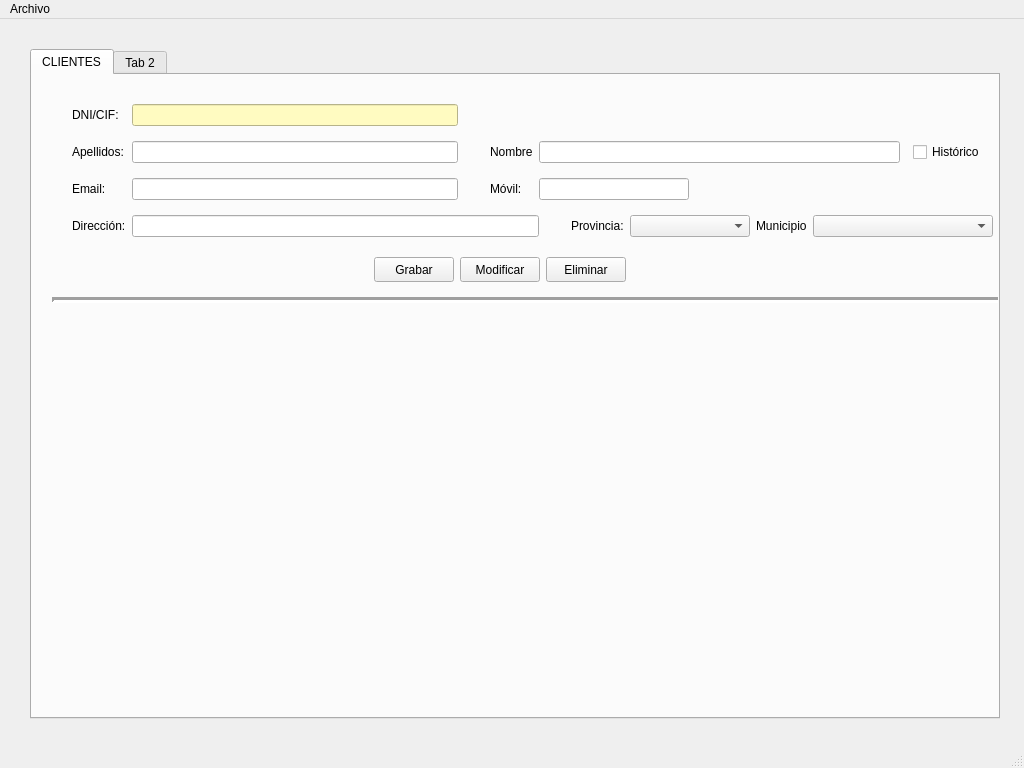
Before: the Qt Designer form venPrincipal.ui in DavBaquero/Proyecto-DI, drawn with Qt 5.
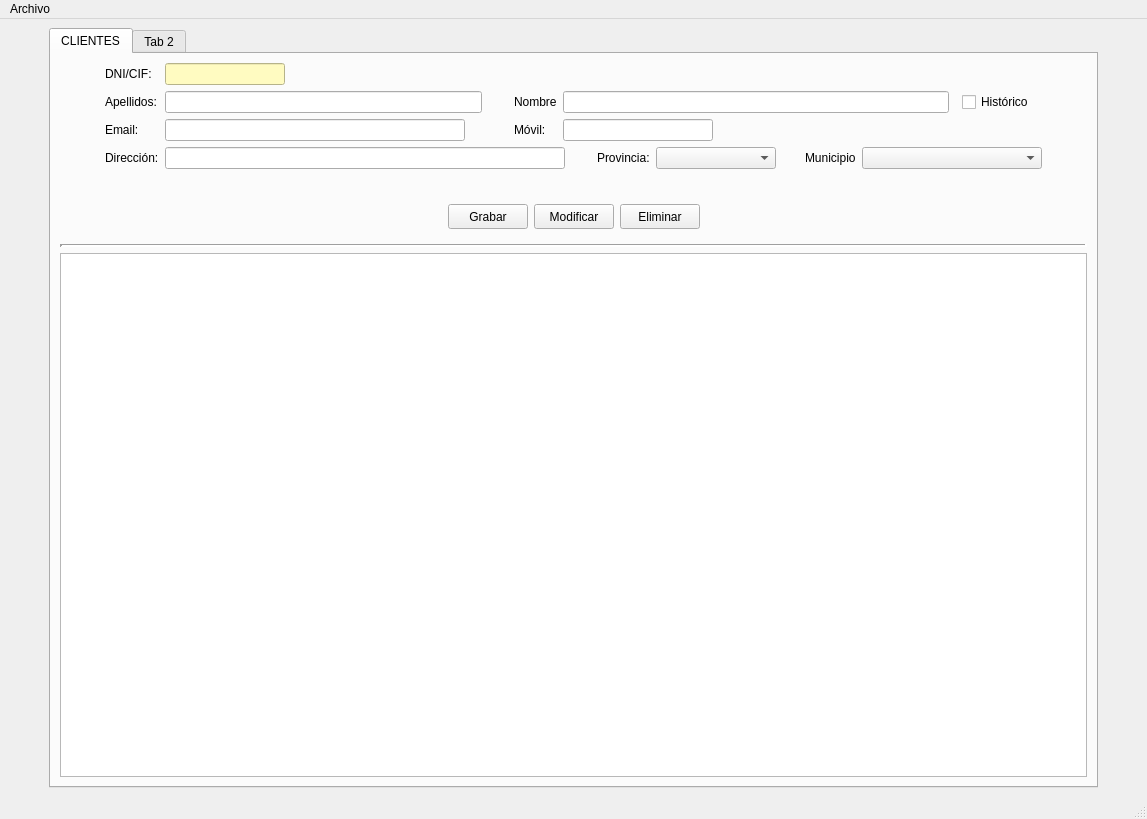
After: the same form once the commit is applied. Icons and pictures are not drawn.

Commit message: 🔧 Feat : add logo, create windows exit

Diff of the .ui file:
```diff
--- a/venPrincipal.ui
+++ b/venPrincipal.ui
@@ -6,8 +6,8 @@
    <rect>
     <x>0</x>
     <y>0</y>
-    <width>1024</width>
-    <height>768</height>
+    <width>1147</width>
+    <height>819</height>
    </rect>
   </property>
   <property name="sizePolicy">
@@ -28,16 +28,19 @@
   <property name="layoutDirection">
    <enum>Qt::LeftToRight</enum>
   </property>
+  <property name="iconSize">
+   <size>
+    <width>30</width>
+    <height>30</height>
+   </size>
+  </property>
+  <property name="toolButtonStyle">
+   <enum>Qt::ToolButtonIconOnly</enum>
+  </property>
   <widget class="QWidget" name="centralwidget">
+   <layout class="QGridLayout" name="gridLayout_2">
+    <item row="0" column="1">
    <widget class="QTabWidget" name="panPrincipal">
-    <property name="geometry">
-     <rect>
-      <x>30</x>
-      <y>30</y>
-      <width>970</width>
-      <height>670</height>
-     </rect>
-    </property>
     <property name="sizePolicy">
      <sizepolicy hsizetype="Ignored" vsizetype="Ignored">
       <horstretch>0</horstretch>
@@ -46,8 +49,8 @@
     </property>
     <property name="minimumSize">
      <size>
-      <width>970</width>
-      <height>670</height>
+        <width>0</width>
+        <height>0</height>
      </size>
     </property>
     <property name="layoutDirection">
@@ -60,142 +63,45 @@
      <attribute name="title">
       <string>CLIENTES</string>
      </attribute>
-     <widget class="Line" name="line">
-      <property name="geometry">
-       <rect>
-        <x>20</x>
-        <y>210</y>
-        <width>1000</width>
-        <height>31</height>
-       </rect>
-      </property>
-      <property name="lineWidth">
-       <number>3</number>
-      </property>
-      <property name="orientation">
-       <enum>Qt::Horizontal</enum>
-      </property>
-     </widget>
-     <widget class="QWidget" name="">
-      <property name="geometry">
-       <rect>
-        <x>342</x>
-        <y>181</y>
-        <width>254</width>
-        <height>27</height>
-       </rect>
-      </property>
-      <layout class="QHBoxLayout" name="horizontalLayout">
+       <layout class="QVBoxLayout" name="verticalLayout">
        <item>
-        <widget class="QPushButton" name="btnGrabarcli">
-         <property name="minimumSize">
-          <size>
-           <width>80</width>
-           <height>25</height>
-          </size>
-         </property>
-         <property name="maximumSize">
-          <size>
-           <width>80</width>
-           <height>25</height>
-          </size>
-         </property>
-         <property name="text">
-          <string>Grabar</string>
-         </property>
-        </widget>
-       </item>
-       <item>
-        <widget class="QPushButton" name="btnModificli">
-         <property name="minimumSize">
-          <size>
-           <width>80</width>
-           <height>25</height>
-          </size>
-         </property>
-         <property name="maximumSize">
-          <size>
-           <width>80</width>
-           <height>25</height>
-          </size>
-         </property>
-         <property name="text">
-          <string>Modificar</string>
-         </property>
-        </widget>
-       </item>
-       <item>
-        <widget class="QPushButton" name="btnEliminarcli">
-         <property name="minimumSize">
-          <size>
-           <width>80</width>
-           <height>25</height>
-          </size>
-         </property>
-         <property name="maximumSize">
-          <size>
-           <width>80</width>
-           <height>25</height>
-          </size>
-         </property>
-         <property name="text">
-          <string>Eliminar</string>
-         </property>
-        </widget>
-       </item>
-      </layout>
-     </widget>
-     <widget class="QWidget" name="">
-      <property name="geometry">
-       <rect>
-        <x>40</x>
-        <y>20</y>
-        <width>921</width>
-        <height>151</height>
-       </rect>
-      </property>
+         <layout class="QGridLayout" name="gridLayout_3">
+          <item row="0" column="0">
       <layout class="QGridLayout" name="gridLayout">
-       <item row="3" column="5">
-        <spacer name="horizontalSpacer_3">
+            <property name="sizeConstraint">
+             <enum>QLayout::SetMinAndMaxSize</enum>
+            </property>
+            <item row="0" column="0" rowspan="4">
+             <spacer name="horizontalSpacer_11">
          <property name="orientation">
           <enum>Qt::Horizontal</enum>
          </property>
          <property name="sizeType">
-          <enum>QSizePolicy::Fixed</enum>
+               <enum>QSizePolicy::Expanding</enum>
          </property>
          <property name="sizeHint" stdset="0">
           <size>
-           <width>20</width>
+                <width>40</width>
            <height>20</height>
           </size>
          </property>
         </spacer>
        </item>
-       <item row="0" column="0">
+            <item row="0" column="1">
         <widget class="QLabel" name="lblDnicli">
          <property name="text">
           <string>DNI/CIF:</string>
          </property>
         </widget>
        </item>
-       <item row="1" column="2">
-        <spacer name="horizontalSpacer">
-         <property name="orientation">
-          <enum>Qt::Horizontal</enum>
-         </property>
-         <property name="sizeType">
-          <enum>QSizePolicy::Fixed</enum>
-         </property>
-         <property name="sizeHint" stdset="0">
-          <size>
-           <width>20</width>
-           <height>20</height>
-          </size>
-         </property>
-        </spacer>
-       </item>
-       <item row="2" column="1">
+            <item row="2" column="2">
         <widget class="QLineEdit" name="txtEmailcli">
+              <property name="sizePolicy">
+               <sizepolicy hsizetype="Fixed" vsizetype="Fixed">
+                <horstretch>0</horstretch>
+                <verstretch>0</verstretch>
+               </sizepolicy>
+              </property>
          <property name="minimumSize">
           <size>
            <width>300</width>
@@ -204,28 +110,101 @@
          </property>
         </widget>
        </item>
-       <item row="1" column="3">
-        <widget class="QLabel" name="lblNomcli">
-         <property name="text">
-          <string>Nombre</string>
-         </property>
-        </widget>
-       </item>
-       <item row="2" column="3">
+            <item row="2" column="4">
         <widget class="QLabel" name="lblMovilcli">
          <property name="text">
           <string>Móvil:</string>
          </property>
         </widget>
        </item>
-       <item row="3" column="0">
+            <item row="1" column="2">
+             <widget class="QLineEdit" name="txtApelcli">
+              <property name="minimumSize">
+               <size>
+                <width>300</width>
+                <height>0</height>
+               </size>
+              </property>
+              <property name="maximumSize">
+               <size>
+                <width>400</width>
+                <height>16777215</height>
+               </size>
+              </property>
+             </widget>
+            </item>
+            <item row="1" column="5" colspan="7">
+             <widget class="QLineEdit" name="txtNomcli">
+              <property name="minimumSize">
+               <size>
+                <width>300</width>
+                <height>0</height>
+               </size>
+              </property>
+              <property name="maximumSize">
+               <size>
+                <width>450</width>
+                <height>16777215</height>
+               </size>
+              </property>
+             </widget>
+            </item>
+            <item row="2" column="3">
+             <spacer name="horizontalSpacer_2">
+              <property name="orientation">
+               <enum>Qt::Horizontal</enum>
+              </property>
+              <property name="sizeType">
+               <enum>QSizePolicy::Fixed</enum>
+              </property>
+              <property name="sizeHint" stdset="0">
+               <size>
+                <width>20</width>
+                <height>20</height>
+               </size>
+              </property>
+             </spacer>
+            </item>
+            <item row="3" column="1">
         <widget class="QLabel" name="lblDircli">
          <property name="text">
           <string>Dirección:</string>
          </property>
         </widget>
        </item>
-       <item row="3" column="1" colspan="4">
+            <item row="1" column="3">
+             <spacer name="horizontalSpacer">
+              <property name="orientation">
+               <enum>Qt::Horizontal</enum>
+              </property>
+              <property name="sizeType">
+               <enum>QSizePolicy::Fixed</enum>
+              </property>
+              <property name="sizeHint" stdset="0">
+               <size>
+                <width>20</width>
+                <height>20</height>
+               </size>
+              </property>
+             </spacer>
+            </item>
+            <item row="2" column="5" colspan="4">
+             <widget class="QLineEdit" name="txtMovilcli">
+              <property name="minimumSize">
+               <size>
+                <width>150</width>
+                <height>0</height>
+               </size>
+              </property>
+              <property name="maximumSize">
+               <size>
+                <width>150</width>
+                <height>16777215</height>
+               </size>
+              </property>
+             </widget>
+            </item>
+            <item row="3" column="2" colspan="4">
         <widget class="QLineEdit" name="txtDircli">
          <property name="minimumSize">
           <size>
@@ -236,20 +215,95 @@
         </widget>
        </item>
        <item row="3" column="6">
+             <spacer name="horizontalSpacer_3">
+              <property name="orientation">
+               <enum>Qt::Horizontal</enum>
+              </property>
+              <property name="sizeType">
+               <enum>QSizePolicy::Fixed</enum>
+              </property>
+              <property name="sizeHint" stdset="0">
+               <size>
+                <width>20</width>
+                <height>20</height>
+               </size>
+              </property>
+             </spacer>
+            </item>
+            <item row="0" column="2">
+             <widget class="QLineEdit" name="txtDnicli">
+              <property name="sizePolicy">
+               <sizepolicy hsizetype="Fixed" vsizetype="Fixed">
+                <horstretch>0</horstretch>
+                <verstretch>0</verstretch>
+               </sizepolicy>
+              </property>
+              <property name="minimumSize">
+               <size>
+                <width>120</width>
+                <height>0</height>
+               </size>
+              </property>
+              <property name="styleSheet">
+               <string notr="true">background-color: rgb(255, 251, 193);</string>
+              </property>
+             </widget>
+            </item>
+            <item row="3" column="7">
         <widget class="QLabel" name="lblProvcli">
          <property name="text">
           <string>Provincia:</string>
          </property>
         </widget>
        </item>
+            <item row="1" column="12" alignment="Qt::AlignHCenter|Qt::AlignVCenter">
+             <widget class="QCheckBox" name="chkHisoriacli">
+              <property name="text">
+               <string>Histórico</string>
+              </property>
+             </widget>
+            </item>
+            <item row="1" column="4">
+             <widget class="QLabel" name="lblNomcli">
+              <property name="text">
+               <string>Nombre</string>
+              </property>
+             </widget>
+            </item>
        <item row="3" column="8">
+             <widget class="QComboBox" name="cmbProvcli">
+              <property name="minimumSize">
+               <size>
+                <width>120</width>
+                <height>0</height>
+               </size>
+              </property>
+             </widget>
+            </item>
+            <item row="3" column="9">
+             <spacer name="horizontalSpacer_4">
+              <property name="orientation">
+               <enum>Qt::Horizontal</enum>
+              </property>
+              <property name="sizeType">
+               <enum>QSizePolicy::Fixed</enum>
+              </property>
+              <property name="sizeHint" stdset="0">
+               <size>
+                <width>17</width>
+                <height>20</height>
+               </size>
+              </property>
+             </spacer>
+            </item>
+            <item row="3" column="10">
         <widget class="QLabel" name="lblMunicli">
          <property name="text">
           <string>Municipio</string>
          </property>
         </widget>
        </item>
-       <item row="3" column="9" colspan="2">
+            <item row="3" column="11" colspan="2">
         <widget class="QComboBox" name="cmbMunicli">
          <property name="minimumSize">
           <size>
@@ -259,90 +313,134 @@
          </property>
         </widget>
        </item>
-       <item row="3" column="7">
-        <widget class="QComboBox" name="cmbProvcli">
-         <property name="minimumSize">
-          <size>
-           <width>120</width>
-           <height>0</height>
-          </size>
-         </property>
-        </widget>
-       </item>
        <item row="1" column="1">
-        <widget class="QLineEdit" name="txtApelcli">
-         <property name="minimumSize">
-          <size>
-           <width>300</width>
-           <height>0</height>
-          </size>
-         </property>
-        </widget>
-       </item>
-       <item row="1" column="10" alignment="Qt::AlignHCenter|Qt::AlignVCenter">
-        <widget class="QCheckBox" name="chkHisoriacli">
+             <widget class="QLabel" name="lblApelcli">
          <property name="text">
-          <string>Histórico</string>
+               <string>Apellidos:</string>
          </property>
         </widget>
        </item>
-       <item row="0" column="1">
-        <widget class="QLineEdit" name="txtDnicli">
-         <property name="minimumSize">
-          <size>
-           <width>120</width>
-           <height>0</height>
-          </size>
-         </property>
-         <property name="styleSheet">
-          <string notr="true">background-color: rgb(255, 251, 193);</string>
-         </property>
-        </widget>
-       </item>
-       <item row="1" column="4" colspan="6">
-        <widget class="QLineEdit" name="txtNomcli">
-         <property name="minimumSize">
-          <size>
-           <width>300</width>
-           <height>0</height>
-          </size>
-         </property>
-        </widget>
-       </item>
-       <item row="2" column="0">
+            <item row="2" column="1">
         <widget class="QLabel" name="lblEmailcli">
          <property name="text">
           <string>Email:</string>
          </property>
         </widget>
        </item>
+            <item row="0" column="13" rowspan="4">
+             <spacer name="horizontalSpacer_12">
+              <property name="orientation">
+               <enum>Qt::Horizontal</enum>
+              </property>
+              <property name="sizeType">
+               <enum>QSizePolicy::Expanding</enum>
+              </property>
+              <property name="sizeHint" stdset="0">
+               <size>
+                <width>40</width>
+                <height>20</height>
+               </size>
+              </property>
+             </spacer>
+            </item>
+           </layout>
+          </item>
+          <item row="2" column="0">
+           <widget class="QFrame" name="frame">
+            <layout class="QHBoxLayout" name="horizontalLayout">
+             <property name="spacing">
+              <number>6</number>
+             </property>
+             <item>
+              <spacer name="horizontalSpacer_5">
+               <property name="orientation">
+                <enum>Qt::Horizontal</enum>
+               </property>
+               <property name="sizeHint" stdset="0">
+                <size>
+                 <width>40</width>
+                 <height>20</height>
+                </size>
+               </property>
+              </spacer>
+             </item>
+             <item>
+              <widget class="QPushButton" name="btnGrabarcli">
+               <property name="minimumSize">
+                <size>
+                 <width>80</width>
+                 <height>25</height>
+                </size>
+               </property>
+               <property name="maximumSize">
+                <size>
+                 <width>80</width>
+                 <height>25</height>
+                </size>
+               </property>
+               <property name="text">
+                <string>Grabar</string>
+               </property>
+              </widget>
+             </item>
+             <item>
+              <widget class="QPushButton" name="btnModificli">
+               <property name="minimumSize">
+                <size>
+                 <width>80</width>
+                 <height>25</height>
+                </size>
+               </property>
+               <property name="maximumSize">
+                <size>
+                 <width>80</width>
+                 <height>25</height>
+                </size>
+               </property>
+               <property name="text">
+                <string>Modificar</string>
+               </property>
+              </widget>
+             </item>
+             <item>
+              <widget class="QPushButton" name="btnEliminarcli">
+               <property name="minimumSize">
+                <size>
+                 <width>80</width>
+                 <height>25</height>
+                </size>
+               </property>
+               <property name="maximumSize">
+                <size>
+                 <width>80</width>
+                 <height>25</height>
+                </size>
+               </property>
+               <property name="text">
+                <string>Eliminar</string>
+               </property>
+              </widget>
+             </item>
+             <item>
+              <spacer name="horizontalSpacer_6">
+               <property name="orientation">
+                <enum>Qt::Horizontal</enum>
+               </property>
+               <property name="sizeHint" stdset="0">
+                <size>
+                 <width>40</width>
+                 <height>20</height>
+                </size>
+               </property>
+              </spacer>
+             </item>
+            </layout>
+           </widget>
+          </item>
        <item row="1" column="0">
-        <widget class="QLabel" name="lblApelcli">
-         <property name="text">
-          <string>Apellidos:</string>
-         </property>
-        </widget>
-       </item>
-       <item row="2" column="4" colspan="4">
-        <widget class="QLineEdit" name="txtMovilcli">
-         <property name="minimumSize">
-          <size>
-           <width>150</width>
-           <height>0</height>
-          </size>
-         </property>
-         <property name="maximumSize">
-          <size>
-           <width>150</width>
-           <height>16777215</height>
-          </size>
-         </property>
-        </widget>
-       </item>
-       <item row="2" column="2">
-        <spacer name="horizontalSpacer_2">
+           <spacer name="verticalSpacer">
          <property name="orientation">
-          <enum>Qt::Horizontal</enum>
+             <enum>Qt::Vertical</enum>
          </property>
          <property name="sizeType">
           <enum>QSizePolicy::Fixed</enum>
@@ -356,7 +454,21 @@
         </spacer>
        </item>
       </layout>
-     </widget>
+        </item>
+        <item>
+         <widget class="Line" name="line">
+          <property name="lineWidth">
+           <number>3</number>
+          </property>
+          <property name="orientation">
+           <enum>Qt::Horizontal</enum>
+          </property>
+         </widget>
+        </item>
+        <item>
+         <widget class="QTableWidget" name="tablaClientes"/>
+        </item>
+       </layout>
     </widget>
     <widget class="QWidget" name="tabConstruccion">
      <attribute name="title">
@@ -377,13 +489,47 @@
      </widget>
     </widget>
    </widget>
+    </item>
+    <item row="0" column="2">
+     <spacer name="horizontalSpacer_8">
+      <property name="orientation">
+       <enum>Qt::Horizontal</enum>
+      </property>
+      <property name="sizeType">
+       <enum>QSizePolicy::Fixed</enum>
+      </property>
+      <property name="sizeHint" stdset="0">
+       <size>
+        <width>40</width>
+        <height>20</height>
+       </size>
+      </property>
+     </spacer>
+    </item>
+    <item row="0" column="0">
+     <spacer name="horizontalSpacer_7">
+      <property name="orientation">
+       <enum>Qt::Horizontal</enum>
+      </property>
+      <property name="sizeType">
+       <enum>QSizePolicy::Fixed</enum>
+      </property>
+      <property name="sizeHint" stdset="0">
+       <size>
+        <width>40</width>
+        <height>20</height>
+       </size>
+      </property>
+     </spacer>
+    </item>
+   </layout>
   </widget>
   <widget class="QMenuBar" name="menubar">
    <property name="geometry">
     <rect>
      <x>0</x>
      <y>0</y>
-     <width>1024</width>
+     <width>1147</width>
      <height>21</height>
     </rect>
    </property>
```
Left out of the diff: 6 changed lines with no effect on the pictures. Lines whose indentation alone changed are shown as unchanged. The commit also changes 6 other files.
